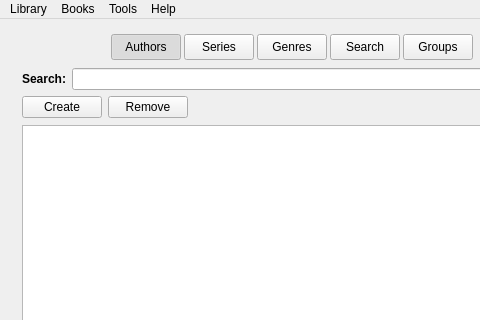
Old version of the form freeLib/src/mainwindow.ui in the repository vpoluyaktov/freeLib; both pictures show x 0 to 480 and y 0 to 320 of the 1297 by 733 pixel window.
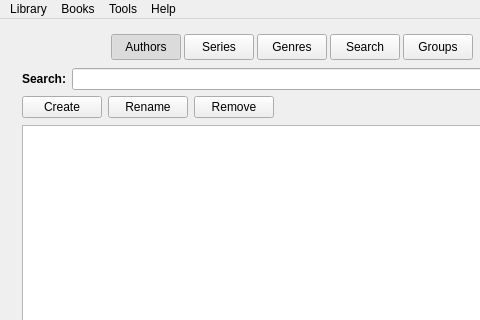
New version of the form. Icons and pictures are not drawn.

Commit message: New (MainWindow::RenameGroup()): Сделана возможность переименовать выделенную Группу.

```diff
--- a/freeLib/src/mainwindow.ui
+++ b/freeLib/src/mainwindow.ui
@@ -835,6 +835,16 @@
                     </property>
                    </widget>
                   </item>
+                  <item>
+                   <widget class="QPushButton" name="btnGroupRename">
+                    <property name="toolTip">
+                     <string>Renaming the selected group</string>
+                    </property>
+                    <property name="text">
+                     <string>Rename</string>
+                    </property>
+                   </widget>
+                  </item>
                   <item>
                    <widget class="QPushButton" name="btnGrouRemove">
                     <property name="enabled">
```
The commit also changes 6 other files.
